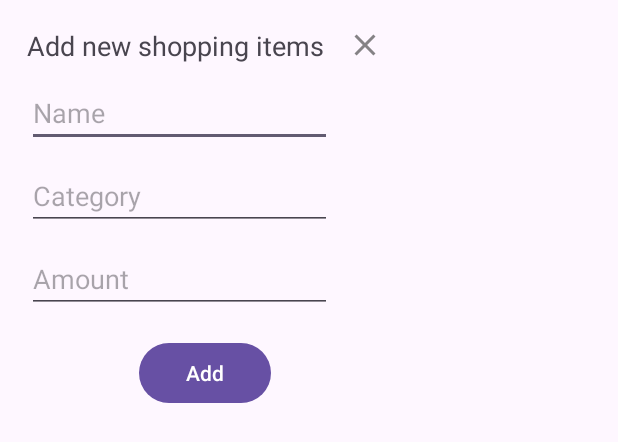
After one commit to AssasinNik/ShoppingList, an Android app: the layout dialog_add_shopping_item.xml on its own in the app's theme, with its tools: preview values and no code run, on a phone screen of 412 x 824 dp. The commit adds this screen. Shown: the top 442 px of the screen. Run offline under Robolectric (Android 15) with nearby library versions, the phone set to English and light mode, and no system bars.

Commit message:
Add AddDialog

```diff
--- a/app/build.gradle.kts
+++ b/app/build.gradle.kts
@@ -43,6 +43,7 @@ dependencies {
     implementation(libs.material)
     implementation(libs.androidx.activity)
     implementation(libs.androidx.constraintlayout)
+    implementation(libs.androidx.recyclerview)
     testImplementation(libs.junit)
     androidTestImplementation(libs.androidx.junit)
     androidTestImplementation(libs.androidx.espresso.core)
--- a/app/src/main/java/com/nikitacherenkov/shoppinglist/data/db/ShoppingDao.kt
+++ b/app/src/main/java/com/nikitacherenkov/shoppinglist/data/db/ShoppingDao.kt
@@ -17,5 +17,5 @@ interface ShoppingDao {
     suspend fun delete(item: ShoppingEntity)
 
     @Query("SELECT * FROM shopping_items")
-    suspend fun getAllShoppingItems(): LiveData<List<ShoppingEntity>>
+    fun getAllShoppingItems(): LiveData<List<ShoppingEntity>>
 }
--- a/app/src/main/java/com/nikitacherenkov/shoppinglist/data/db/entities/ShoppingEntity.kt
+++ b/app/src/main/java/com/nikitacherenkov/shoppinglist/data/db/entities/ShoppingEntity.kt
@@ -5,13 +5,11 @@ import androidx.room.PrimaryKey
 
 @Entity(tableName = "shopping_items")
 data class ShoppingEntity (
+    @PrimaryKey
     @ColumnInfo(name = "itemName")
     val name: String,
     @ColumnInfo(name = "itemCategory")
     val category: String,
     @ColumnInfo(name = "itemAmount")
     var amount: Int,
-){
-    @PrimaryKey(autoGenerate = true)
-    val id: Int? = null
-}
+)
--- a/app/src/main/java/com/nikitacherenkov/shoppinglist/data/repositories/ShoppingRepository.kt
+++ b/app/src/main/java/com/nikitacherenkov/shoppinglist/data/repositories/ShoppingRepository.kt
@@ -10,5 +10,5 @@ class ShoppingRepository(
 
     suspend fun delete(item: ShoppingEntity) = db.getShoppingDao().delete(item)
 
-    suspend fun getAllShoppingItems() = db.getShoppingDao().getAllShoppingItems()
+   fun getAllShoppingItems() = db.getShoppingDao().getAllShoppingItems()
 }
--- /dev/null
+++ b/app/src/main/res/drawable-anydpi/ic_close.xml
@@ -0,0 +1,11 @@
+<vector xmlns:android="http://schemas.android.com/apk/res/android"
+    android:width="24dp"
+    android:height="24dp"
+    android:viewportWidth="24"
+    android:viewportHeight="24"
+    android:tint="#333333"
+    android:alpha="0.6">
+  <path
+      android:fillColor="@android:color/white"
+      android:pathData="M19,6.41L17.59,5 12,10.59 6.41,5 5,6.41 10.59,12 5,17.59 6.41,19 12,13.41 17.59,19 19,17.59 13.41,12z"/>
+</vector>
--- /dev/null
+++ b/app/src/main/res/layout/dialog_add_shopping_item.xml
@@ -0,0 +1,77 @@
+<?xml version="1.0" encoding="utf-8"?>
+<androidx.constraintlayout.widget.ConstraintLayout
+    xmlns:android="http://schemas.android.com/apk/res/android"
+    xmlns:app="http://schemas.android.com/apk/res-auto"
+    android:layout_width="wrap_content"
+    android:layout_height="wrap_content"
+    android:padding="18dp">
+
+    <TextView
+        android:id="@+id/tvTitle"
+        android:layout_width="wrap_content"
+        android:layout_height="wrap_content"
+        android:text="@string/add_new_shopping_items"
+        android:textSize="18sp"
+        app:layout_constraintStart_toStartOf="parent"
+        app:layout_constraintTop_toTopOf="parent" />
+
+    <ImageView
+        android:id="@+id/ivClose"
+        android:layout_width="wrap_content"
+        android:layout_height="wrap_content"
+        android:layout_marginStart="15dp"
+        android:src="@drawable/ic_close"
+        app:layout_constraintEnd_toEndOf="parent"
+        app:layout_constraintStart_toEndOf="@id/tvTitle"
+        app:layout_constraintTop_toTopOf="parent" />
+
+    <EditText
+        android:id="@+id/edName"
+        android:layout_width="0dp"
+        android:layout_height="wrap_content"
+        android:layout_marginTop="10dp"
+        android:layout_marginEnd="10dp"
+        android:ems="10"
+        android:inputType="textPersonName"
+        android:hint="@string/name"
+        app:layout_constraintEnd_toStartOf="@id/ivClose"
+        app:layout_constraintStart_toStartOf="parent"
+        app:layout_constraintTop_toBottomOf="@+id/tvTitle" />
+
+    <EditText
+        android:id="@+id/edCategory"
+        android:layout_width="0dp"
+        android:layout_height="wrap_content"
+        android:layout_marginTop="10dp"
+        android:layout_marginEnd="10dp"
+        android:ems="10"
+        android:inputType="text"
+        android:hint="Category"
+        app:layout_constraintEnd_toStartOf="@id/ivClose"
+        app:layout_constraintStart_toStartOf="parent"
+        app:layout_constraintTop_toBottomOf="@+id/edName" />
+
+    <EditText
+        android:id="@+id/edAmount"
+        android:layout_width="0dp"
+        android:layout_height="wrap_content"
+        android:layout_marginTop="10dp"
+        android:layout_marginEnd="10dp"
+        android:ems="10"
+        android:inputType="number"
+        android:hint="@string/amount"
+        app:layout_constraintEnd_toStartOf="@id/ivClose"
+        app:layout_constraintStart_toStartOf="parent"
+        app:layout_constraintTop_toBottomOf="@+id/edCategory" />
+
+    <Button
+        android:id="@+id/btAdd"
+        android:layout_width="wrap_content"
+        android:layout_height="wrap_content"
+        android:layout_marginTop="16dp"
+        android:text="@string/addButton"
+        app:layout_constraintEnd_toEndOf="parent"
+        app:layout_constraintStart_toStartOf="parent"
+        app:layout_constraintTop_toBottomOf="@id/edAmount" />
+
+</androidx.constraintlayout.widget.ConstraintLayout>
--- a/app/src/main/res/values/strings.xml
+++ b/app/src/main/res/values/strings.xml
@@ -1,3 +1,8 @@
 <resources>
     <string name="app_name">ShoppingList</string>
+    <string name="add_new_shopping_items">Add new shopping items</string>
+    <string name="name">Name</string>
+    <string name="amount">Amount</string>
+    <string name="add">Add</string>
+    <string name="addButton">Add</string>
 </resources>
--- a/gradle/libs.versions.toml
+++ b/gradle/libs.versions.toml
@@ -15,6 +15,7 @@ material = "1.12.0"
 activity = "1.9.2"
 constraintlayout = "2.1.4"
 roomRuntime = "2.6.1"
+recyclerview = "1.3.2"
 
 [libraries]
 androidx-core-ktx = { group = "androidx.core", name = "core-ktx", version.ref = "coreKtx" }
@@ -36,6 +37,7 @@ kotlinx-coroutines-core = { module = "org.jetbrains.kotlinx:kotlinx-coroutines-c
 material = { group = "com.google.android.material", name = "material", version.ref = "material" }
 androidx-activity = { group = "androidx.activity", name = "activity", version.ref = "activity" }
 androidx-constraintlayout = { group = "androidx.constraintlayout", name = "constraintlayout", version.ref = "constraintlayout" }
+androidx-recyclerview = { group = "androidx.recyclerview", name = "recyclerview", version.ref = "recyclerview" }
 
 [plugins]
 android-application = { id = "com.android.application", version.ref = "agp" }
```
Also changed, not shown: app/src/main/java/com/nikitacherenkov/shoppinglist/ui/shopping_list_screen/AddDialogListener.kt (added, +7 -0 lines), app/src/main/java/com/nikitacherenkov/shoppinglist/ui/shopping_list_screen/AddShoppingItemDialog.kt (added, +55 -0 lines), app/src/main/java/com/nikitacherenkov/shoppinglist/ui/shopping_list_screen/ShoppingActivity.kt (+30 -0 lines), app/src/main/java/com/nikitacherenkov/shoppinglist/ui/shopping_list_screen/ShoppingListScreenViewModel.kt (+2 -5 lines), app/src/main/res/layout/activity_shopping.xml (+11 -2 lines), app/src/main/res/drawable-hdpi/ic_close.png (added), app/src/main/res/drawable-mdpi/ic_close.png (added), app/src/main/res/drawable-xhdpi/ic_close.png (added), app/src/main/res/drawable-xxhdpi/ic_close.png (added).
